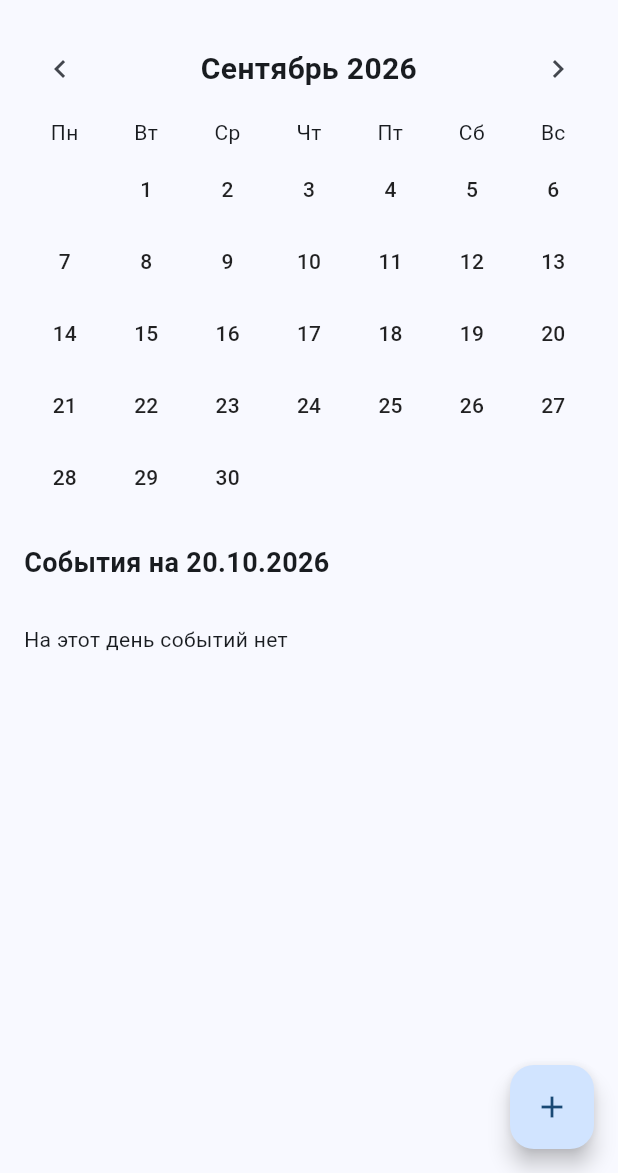
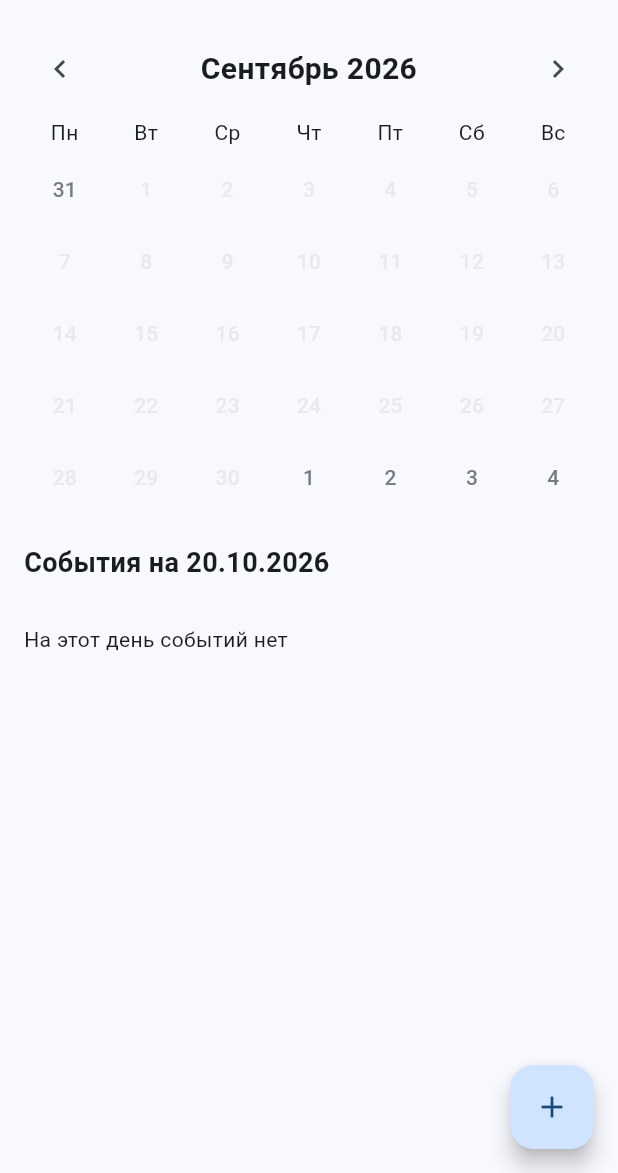
Before and after one commit to MaximaRasskazov/mobile-dev-lab-04-calendar, a Flutter app: the screen it shows after launch, after a tap on the "chevron left" icon, on a phone screen of 412 x 824 dp, the part 63-1236 px from its top. Run offline on Flutter 3.47's test engine with Material 3 defaults, Android fonts, the phone set to English and light mode, and no system bars; our stand-ins replace shared_preferences.

Commit message:
Show neighboring dates and save event changes

```diff
--- a/lib/pages/calendar_screen.dart
+++ b/lib/pages/calendar_screen.dart
@@ -1,6 +1,7 @@
 import 'package:flutter/material.dart';
 
 import '../calendar_dates.dart';
+import '../event_colors.dart';
 import '../models/calendar_event.dart';
 import '../repositories/event_repository.dart';
 import 'event_form_page.dart';
@@ -16,6 +17,9 @@ class CalendarScreen extends StatefulWidget {
 
 class CalendarState extends State<CalendarScreen> {
   final repository = EventRepository();
+  bool isLoading = true;
+  bool isSaving = false;
+  String? loadError;
   DateTime selectedDate = DateTime.now();
   DateTime currentMonth = DateTime(DateTime.now().year, DateTime.now().month);
   final monthNames = [
@@ -34,14 +38,55 @@ class CalendarState extends State<CalendarScreen> {
   ];
   final weekDays = ['Пн', 'Вт', 'Ср', 'Чт', 'Пт', 'Сб', 'Вс'];
 
-  Color categoryColor(String category) {
-    if (category == 'Учёба') {
-      return const Color(0xFF3F51B5);
+  @override
+  void initState() {
+    super.initState();
+    loadEvents();
   }
-    if (category == 'Работа') {
-      return const Color(0xFF0B8043);
+
+  Future<void> loadEvents() async {
+    setState(() {
+      isLoading = true;
+      loadError = null;
+    });
+    String? error;
+    try {
+      await repository.loadEvents();
+    } catch (exception) {
+      error = 'Не удалось загрузить события. Нажмите «Повторить».';
     }
-    return const Color(0xFF8E24AA);
+    if (!mounted) {
+      return;
+    }
+    setState(() {
+      isLoading = false;
+      loadError = error;
+    });
+  }
+
+  Future<void> saveEvents() async {
+    setState(() {
+      isSaving = true;
+    });
+    try {
+      await repository.saveEvents();
+    } catch (exception) {
+      if (mounted) {
+        ScaffoldMessenger.of(context).showSnackBar(
+          SnackBar(
+            content: const Text(
+              'Не удалось сохранить. Изменения пока только в памяти.',
+            ),
+            action: SnackBarAction(label: 'Повторить', onPressed: saveEvents),
+          ),
+        );
+      }
+    }
+    if (mounted) {
+      setState(() {
+        isSaving = false;
+      });
+    }
   }
 
   void selectToday() {
@@ -86,6 +131,7 @@ class CalendarState extends State<CalendarScreen> {
       );
       currentMonth = DateTime(result.start.year, result.start.month);
     });
+    await saveEvents();
   }
 
   Widget buildCalendar() {
@@ -105,12 +151,13 @@ class CalendarState extends State<CalendarScreen> {
       itemCount: cellCount,
       itemBuilder: (context, index) {
         final day = index - offset + 1;
-        if (day < 1 || day > count) {
-          return const SizedBox.shrink();
-        }
+        // DateTime сам переводит день 0 и отрицательные дни в прошлый месяц.
         final date = DateTime(currentMonth.year, currentMonth.month, day);
         Color background = Colors.transparent;
-        Color textColor = Colors.black87;
+        Color textColor = const Color(0xFFE8EAED);
+        if (date.month != currentMonth.month) {
+          textColor = const Color(0xFF777B82);
+        }
         Color markerColor = Colors.transparent;
         BorderSide border = BorderSide.none;
         if (sameDay(date, today)) {
@@ -129,15 +176,19 @@ class CalendarState extends State<CalendarScreen> {
         return Padding(
           padding: const EdgeInsets.all(2),
           child: TextButton(
+            key: ValueKey(date),
             style: TextButton.styleFrom(
               backgroundColor: background,
               foregroundColor: textColor,
               side: border,
               padding: EdgeInsets.zero,
             ),
-            onPressed: () {
+            onPressed: date.year < 1 || date.year > 9999
+                ? null
+                : () {
                     setState(() {
                       selectedDate = date;
+                      currentMonth = DateTime(date.year, date.month);
                     });
                   },
             child: Column(
@@ -145,7 +196,7 @@ class CalendarState extends State<CalendarScreen> {
               children: [
                 FittedBox(
                   fit: BoxFit.scaleDown,
-                  child: Text('$day', maxLines: 1),
+                  child: Text('${date.day}', maxLines: 1),
                 ),
                 const SizedBox(height: 2),
                 Container(
@@ -174,23 +225,27 @@ class CalendarState extends State<CalendarScreen> {
       child: ListTile(
         leading: Icon(
           Icons.circle,
-          color: categoryColor(event.category),
+          color: eventColors[event.colorName],
           size: 14,
         ),
         title: Text(event.title, maxLines: 1, overflow: TextOverflow.ellipsis),
-        subtitle: Text('$time · ${event.category}'),
-        onTap: () {
+        subtitle: Text(time),
+        onTap: isSaving
+            ? null
+            : () {
                 openForm(event);
               },
         trailing: PopupMenuButton<String>(
+          enabled: !isSaving,
           tooltip: 'Действия с событием',
-          onSelected: (action) {
+          onSelected: (action) async {
             if (action == 'edit') {
               openForm(event);
             } else if (action == 'delete') {
               setState(() {
                 repository.deleteEvent(event);
               });
+              await saveEvents();
             }
           },
           itemBuilder: (context) {
@@ -218,6 +273,17 @@ class CalendarState extends State<CalendarScreen> {
         child: ListView(
           padding: const EdgeInsets.fromLTRB(16, 8, 16, 88),
           children: [
+            if (isLoading || isSaving) const LinearProgressIndicator(),
+            if (loadError != null)
+              Column(
+                children: [
+                  Text(loadError!),
+                  TextButton(
+                    onPressed: loadEvents,
+                    child: const Text('Повторить'),
+                  ),
+                ],
+              ),
             Row(
               children: [
                 IconButton(
@@ -272,7 +338,9 @@ class CalendarState extends State<CalendarScreen> {
       ),
       floatingActionButton: FloatingActionButton(
         tooltip: 'Добавить событие',
-        onPressed: () {
+        onPressed: isLoading || isSaving || loadError != null
+            ? null
+            : () {
                 openForm(null);
               },
         child: const Icon(Icons.add),
```
Lines whose indentation alone changed are shown as unchanged.
